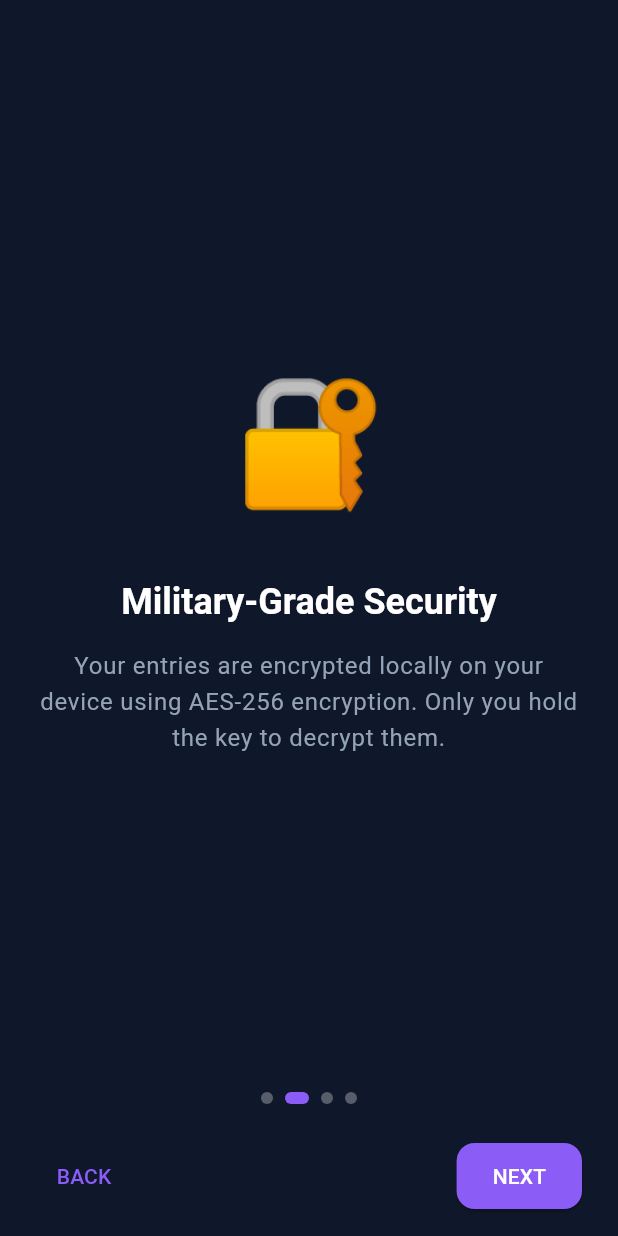
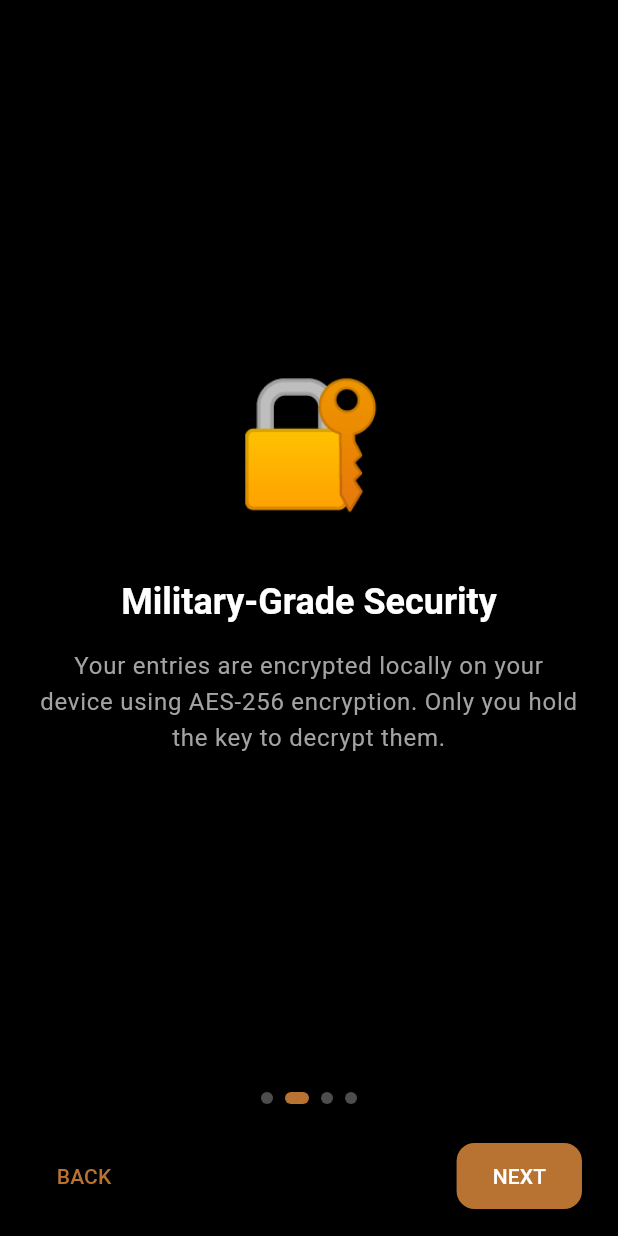
Before and after one commit to yochitcheedella/YNotes, a Flutter app: the screen it shows after launch, swiped to page 2, on a phone screen of 412 x 824 dp. Run offline on Flutter 3.47's test engine with Material 3 defaults, Android fonts, the phone set to English and light mode, and no system bars; our stand-ins replace audioplayers, cloud_firestore, file_picker, firebase_auth, firebase_core, firebase_storage and 6 more; missing offline and left inert: encrypt, record; accounts and stored records are empty; statements that could not run were skipped.

Commit message:
Update dark theme to luxury Black and Copper Bronze

```diff
--- a/lib/core/constants/app_theme.dart
+++ b/lib/core/constants/app_theme.dart
@@ -1,14 +1,15 @@
 import 'package:flutter/material.dart';
 
 class AppColors {
-  // Dark Theme Palette (Primary Premium Dark)
-  static const Color darkBackground = Color(0xFF0F172A); // Deep Slate Blue
-  static const Color darkSurface = Color(0xFF1E293B);    // Slate Blue Surface
-  static const Color darkPrimary = Color(0xFF8B5CF6);    // Vibrant Violet
-  static const Color darkSecondary = Color(0xFF10B981);  // Emerald Green
-  static const Color darkAccent = Color(0xFFF43F5E);     // Rose Red
-  static const Color darkTextPrimary = Color(0xFFF8FAFC); // Off-White
-  static const Color darkTextSecondary = Color(0xFF94A3B8); // Muted Blue-Gray
+  // Dark Theme Palette (Luxury Black & Copper Bronze)
+  static const Color darkBackground = Color(0xFF000000); // Black
+  static const Color darkSurface = Color(0xFF050505);    // Surface Black
+  static const Color darkCard = Color(0xFF0A0A0A);       // Card Black
+  static const Color darkPrimary = Color(0xFFB87333);    // Copper Bronze
+  static const Color darkSecondary = Color(0xFFA3A3A3);  // Secondary
+  static const Color darkHover = Color(0xFFCD7F32);      // Hover
+  static const Color darkTextPrimary = Color(0xFFFFFFFF); // Text
+  static const Color darkTextSecondary = Color(0xFFA3A3A3); // Secondary Text
 
   // Light Theme Palette
   static const Color lightBackground = Color(0xFFF8FAFC);
@@ -48,7 +49,7 @@ class AppTheme {
         primary: AppColors.darkPrimary,
         secondary: AppColors.darkSecondary,
         surface: AppColors.darkSurface,
-        error: AppColors.darkAccent,
+        error: Colors.redAccent,
       ),
       textTheme: const TextTheme(
         headlineLarge: TextStyle(fontSize: 32, fontWeight: FontWeight.bold, color: AppColors.darkTextPrimary, letterSpacing: -0.5),
@@ -58,11 +59,11 @@ class AppTheme {
         bodyMedium: TextStyle(fontSize: 14, color: AppColors.darkTextSecondary),
       ),
       cardTheme: CardTheme(
-        color: AppColors.darkSurface.withAlpha(204), // 0.8 opacity
+        color: AppColors.darkCard,
         elevation: 0,
         shape: RoundedRectangleBorder(
           borderRadius: BorderRadius.circular(16),
-          side: BorderSide(color: Colors.white.withAlpha(25), width: 1), // subtle border
+          side: BorderSide(color: AppColors.darkPrimary.withAlpha(50), width: 1), // subtle bronze border
         ),
       ),
       appBarTheme: const AppBarTheme(
```
